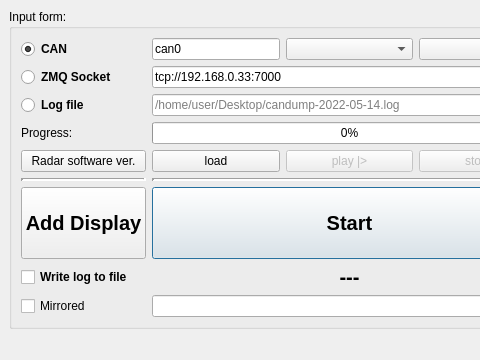
Old version of the form mainwindow.ui in the repository anatoltrush/RadarVisual; both pictures show x 0 to 480 and y 0 to 360 of the 720 by 360 pixel window.
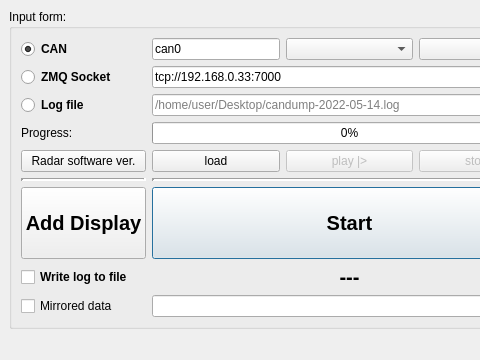
New version of the form. Icons and pictures are not drawn.

Patch:
```diff
--- a/mainwindow.ui
+++ b/mainwindow.ui
@@ -442,7 +442,7 @@
        <item row="8" column="0">
         <widget class="QCheckBox" name="cBMirror">
          <property name="text">
-          <string>Mirrored</string>
+          <string>Mirrored data</string>
          </property>
          <property name="checked">
           <bool>false</bool>
```
